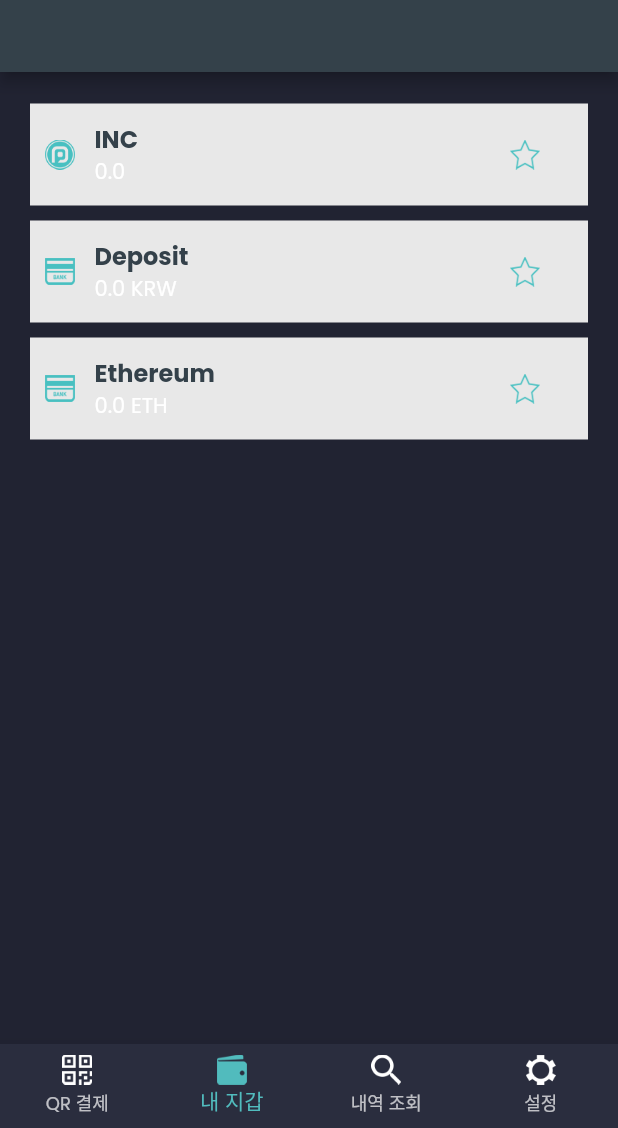
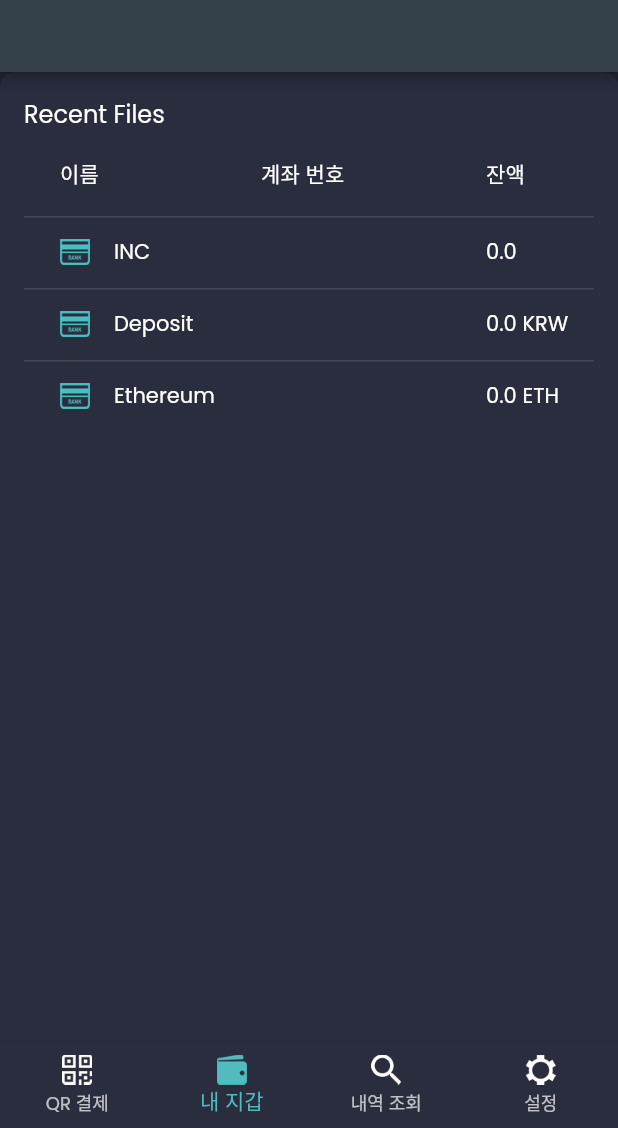
Before and after one commit to jinwoo-nam/Instapay-work, a Flutter app: the MainScreen widget shown alone on an empty page, opened directly, item 2 of the bottom bar chosen, on a phone screen of 412 x 824 dp, the part 108-1236 px from its top. Run offline on Flutter 3.47's test engine with Material 2 defaults, Android fonts, the phone set to English and light mode, and no system bars; drawn by our look-alikes of data_table_2; our stand-ins replace freezed_annotation, google_fonts, webview_flutter; missing offline and left inert: qr_code_scanner; accounts and stored records are empty; generated files the repository leaves out were written again.

Commit message:
Data Table 테스트  - 내지갑 Data Table 테스트

```diff
--- a/instapay_clone/lib/presentation/main_page/main_screen.dart
+++ b/instapay_clone/lib/presentation/main_page/main_screen.dart
@@ -2,6 +2,7 @@
 import 'package:instapay_clone/presentation/components/side_menu.dart';
 import 'package:instapay_clone/presentation/history_search/history_search_screen.dart';
 import 'package:instapay_clone/presentation/main_page/main_screen_view_model.dart';
+import 'package:instapay_clone/presentation/my_wallet/my_wallet_screen_2.dart';
 import 'package:instapay_clone/responsive/responsive.dart';
 import 'package:provider/provider.dart';
 import 'package:instapay_clone/presentation/my_wallet/my_wallet_screen.dart';
@@ -16,7 +17,7 @@
     final viewModel = context.watch<MainScreenViewModel>();
     final _children = [
       const QrPayScreen(),
-      const MyWalletScreen(),
+      const MyWalletScreen2(),
       const HistorySearchScreen(),
       const SettingScreen(),
     ];
--- /dev/null
+++ b/instapay_clone/lib/presentation/my_wallet/components/payment_method_widget_2.dart
@@ -0,0 +1,10 @@
+import 'package:flutter/material.dart';
+
+class PaymentMethodWidget2 extends StatelessWidget {
+  const PaymentMethodWidget2({Key? key}) : super(key: key);
+
+  @override
+  Widget build(BuildContext context) {
+    return Container();
+  }
+}
--- /dev/null
+++ b/instapay_clone/lib/presentation/my_wallet/my_wallet_screen_2.dart
@@ -0,0 +1,174 @@
+import 'package:flutter/material.dart';
+import 'package:instapay_clone/domain/model/my_wallet/bank_account_data.dart';
+import 'package:instapay_clone/presentation/components/bottom_menu.dart';
+import 'package:instapay_clone/presentation/my_wallet/components/bank_account_register_screen.dart';
+import 'package:instapay_clone/presentation/my_wallet/my_wallet_state.dart';
+import 'package:instapay_clone/presentation/my_wallet/my_wallet_view_model.dart';
+import 'package:instapay_clone/responsive/responsive.dart';
+import 'package:instapay_clone/ui/color.dart' as color;
+import 'package:data_table_2/data_table_2.dart';
+import 'package:instapay_clone/ui/tab_menu.dart';
+import 'package:provider/provider.dart';
+
+class MyWalletScreen2 extends StatelessWidget {
+  const MyWalletScreen2({Key? key}) : super(key: key);
+
+  @override
+  Widget build(BuildContext context) {
+    final viewModel = context.watch<MyWalletViewModel>();
+    final state = viewModel.state;
+
+    return Scaffold(
+      appBar: AppBar(
+        toolbarHeight: 120,
+        backgroundColor: color.mainNavy,
+        title: Text(
+          state.isSelectedDelete == false ? '내 지갑' : '삭제 선택',
+          style: const TextStyle(fontSize: 25),
+        ),
+        actions: [
+          state.isSelectedDelete == false
+              ? IconButton(
+                  onPressed: () async {
+                    final result = await Navigator.push(
+                      context,
+                      MaterialPageRoute(
+                        builder: (context) => const BankAccountRegisterScreen(),
+                      ),
+                    );
+                    if (result != null) {
+                      viewModel.addBankAccountData(result);
+                      viewModel.setDefaultAccount(result);
+                    }
+                  },
+                  icon: Image.asset(
+                    'imgs/wallet-plus@2x.png',
+                    color: Colors.white,
+                    width: 20,
+                    height: 20,
+                  ),
+                )
+              : IconButton(
+                  onPressed: () {
+                    viewModel.onDeleteButtonClick();
+                  },
+                  icon: Image.asset(
+                    'imgs/exit_x@2x.png',
+                    color: Colors.white,
+                    width: 20,
+                    height: 20,
+                  ),
+                ),
+          IconButton(
+            onPressed: () {
+              if (state.isSelectedDelete == false) {
+                viewModel.onDeleteButtonClick();
+              } else {
+                if (state.deleteSelectAccount != null) {
+                  viewModel.deleteBankAccountData(state.deleteSelectAccount!);
+                }
+              }
+            },
+            icon: Image.asset(
+              'imgs/wallet-trash@2x.png',
+              color: Colors.white,
+              width: 20,
+              height: 20,
+            ),
+          ),
+        ],
+      ),
+      body: Stack(
+        children: [
+          Container(
+            padding: const EdgeInsets.all(color.defaultPadding),
+            decoration: const BoxDecoration(
+              color: color.secondaryColor,
+              borderRadius: BorderRadius.all(Radius.circular(10)),
+            ),
+            child: Column(
+              crossAxisAlignment: CrossAxisAlignment.start,
+              children: [
+                Text(
+                  "Recent Files",
+                  style: Theme.of(context).textTheme.subtitle1,
+                ),
+                SizedBox(
+                  width: double.infinity,
+                  child: DataTable2(
+                    columnSpacing: color.defaultPadding,
+                    minWidth: 600,
+                    columns: const [
+                      DataColumn(
+                        label: Text("이름"),
+                      ),
+                      DataColumn(
+                        label: Text("계좌 번호"),
+                      ),
+                      DataColumn(
+                        label: Text("잔액"),
+                      ),
+                      DataColumn(
+                        label: Text("즐겨찾기"),
+                      ),
+                    ],
+                    rows: List.generate(
+                      state.accountList.length,
+                          (index) => recentFileDataRow(state.accountList[index],state),
+                    ),
+                  ),
+                ),
+              ],
+            ),
+          ),
+          if (Responsive.isMobile(context))
+            const Align(
+              alignment: Alignment.bottomCenter,
+              child: BottomMenu(
+                type: TabMenuType.MyWallet,
+              ),
+            ),
+        ],
+      ),
+    );
+  }
+}
+
+DataRow recentFileDataRow(BankAccountData accountInfo,MyWalletState state) {
+  return DataRow(
+    cells: [
+      DataCell(
+        Row(
+          children: [
+            Image.asset(
+              'imgs/wallet-bankaccount@2x.png',
+              width: 20,
+              height: 20,
+            ),
+            Padding(
+              padding: const EdgeInsets.symmetric(horizontal: color.defaultPadding),
+              child: Text(accountInfo.title),
+            ),
+          ],
+        ),
+      ),
+      DataCell(Text(accountInfo.accountNumber)),
+      DataCell(Text('${accountInfo.balance} ${accountInfo.unit}')),
+      DataCell((state.deleteSelectAccount != accountInfo)
+          ? Center(
+            child: Image.asset(
+        'imgs/wallet-starempty@2x.png',
+        width: 15,
+        height: 15,
+      ),
+          )
+          : Center(
+            child: Image.asset(
+        'imgs/wallet-starfilled@2x.png',
+        width: 15,
+        height: 15,
+      ),
+          )),
+    ],
+  );
+}
--- a/instapay_clone/lib/presentation/qr_pay/qr_pay_screen.dart
+++ b/instapay_clone/lib/presentation/qr_pay/qr_pay_screen.dart
@@ -95,12 +95,9 @@
                   ),
                 ),
                 Align(
-                  alignment: Alignment.centerRight,
+                  alignment: Alignment.center,
                   child: Padding(
-                    padding: const EdgeInsets.only(
-                      right: 63.0,
-                      bottom: 230,
-                    ),
+                    padding: EdgeInsets.only(bottom: scanArea-70,left: scanArea-70,),
                     child: IconButton(
                       onPressed: () async {
                         await controller?.toggleFlash();
@@ -110,12 +107,9 @@
                   ),
                 ),
                 Align(
-                  alignment: Alignment.centerRight,
+                  alignment: Alignment.center,
                   child: Padding(
-                    padding: const EdgeInsets.only(
-                      right: 63.0,
-                      top: 230,
-                    ),
+                    padding: EdgeInsets.only(top: scanArea-70,left: scanArea-70,),
                     child: IconButton(
                       onPressed: () {
                         viewModel.launchURL(_instaPayHomepageUrl);
@@ -147,6 +141,7 @@
                       ),
                     ),
                   ),
+
               ],
             ),
           ),
--- a/instapay_clone/pubspec.yaml
+++ b/instapay_clone/pubspec.yaml
@@ -46,6 +46,7 @@
   intl: ^0.17.0
   webview_flutter: ^3.0.1
   google_fonts: ^2.3.0
+  data_table_2: ^2.2.1
 
 dev_dependencies:
   flutter_test:
```
Also changed, not shown: instapay_clone/pubspec.lock, 1 other file.
